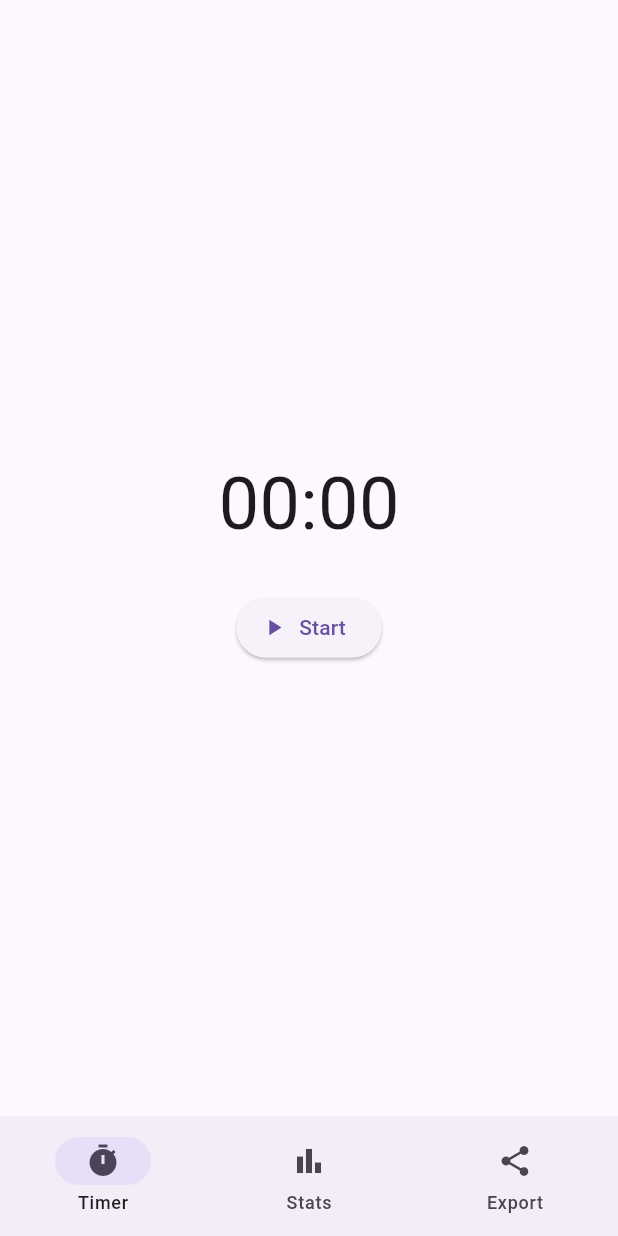
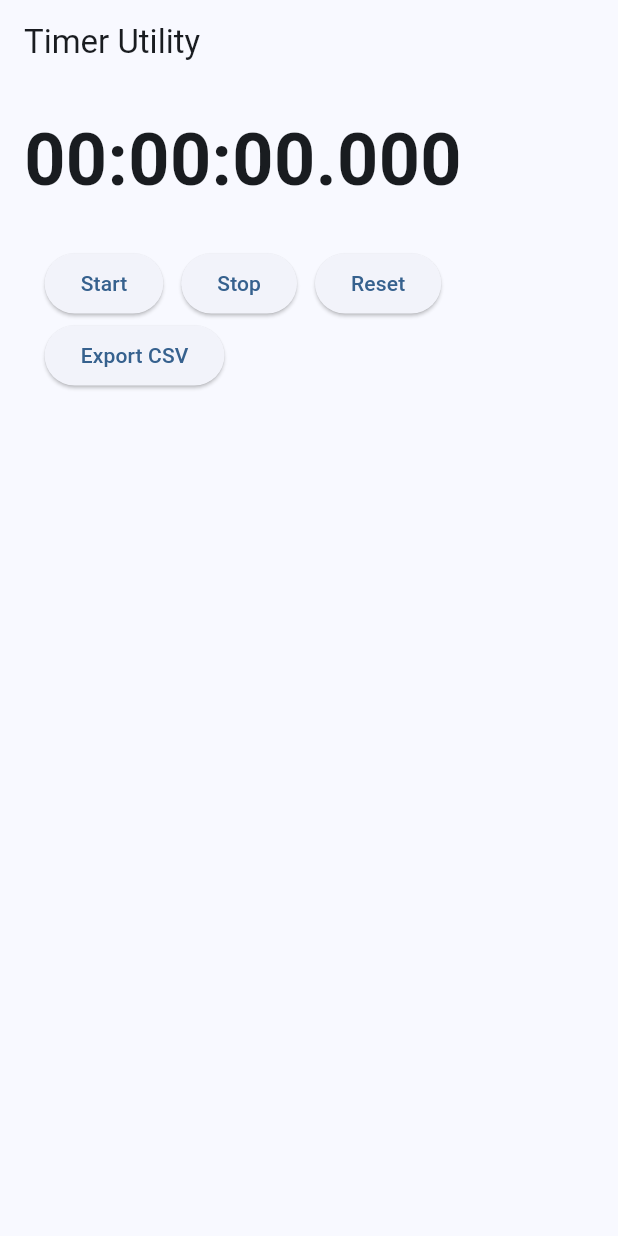
Before and after one commit to Elvis567890/Better, a Flutter app: the screen it shows after launch, on a phone screen of 412 x 824 dp. Run offline on Flutter 3.47's test engine with Material 3 defaults, Android fonts, the light colour scheme and no system bars.

Commit message:
boat: write app/lib/main.dart

```diff
--- a/apps/app/lib/main.dart
+++ b/apps/app/lib/main.dart
@@ -1,115 +1,68 @@
 import 'dart:async';
+import 'dart:io';
 import 'package:flutter/material.dart';
-import 'package:flutter/services.dart';
 
 void main() {
-  runApp(const ProductivityTimerApp());
+  runApp(const MyApp());
 }
 
-class ProductivityTimerApp extends StatelessWidget {
-  const ProductivityTimerApp({super.key});
-
+class MyApp extends StatelessWidget {
+  const MyApp({super.key});
   @override
   Widget build(BuildContext context) {
     return MaterialApp(
       title: 'App',
-      theme: ThemeData(useMaterial3: true),
-      home: const HomeScreen(),
+      theme: ThemeData(
+        useMaterial3: true,
+        colorSchemeSeed: Colors.blue,
+      ),
+      home: const TimerPage(),
     );
   }
 }
 
-class HomeScreen extends StatefulWidget {
-  const HomeScreen({super.key});
-
-  @override
-  State<HomeScreen> createState() => _HomeScreenState();
-}
-
-class _HomeScreenState extends State<HomeScreen> {
-  int _selectedIndex = 0;
-  final List<int> _sessions = [];
-
-  void _addSession(int seconds) {
-    setState(() {
-      _sessions.add(seconds);
-    });
-  }
-
-  @override
-  Widget build(BuildContext context) {
-    final List<Widget> pages = [
-      TimerPage(onSessionComplete: _addSession),
-      StatsPage(sessions: _sessions),
-      ExportPage(sessions: _sessions),
-    ];
-    return Scaffold(
-      body: SessionData(
-        sessions: _sessions,
-        addSession: _addSession,
-        child: pages[_selectedIndex],
-      ),
-      bottomNavigationBar: NavigationBar(
-        selectedIndex: _selectedIndex,
-        onDestinationSelected: (index) => setState(() => _selectedIndex = index),
-        destinations: const [
-          NavigationDestination(icon: Icon(Icons.timer), label: 'Timer'),
-          NavigationDestination(icon: Icon(Icons.bar_chart), label: 'Stats'),
-          NavigationDestination(icon: Icon(Icons.share), label: 'Export'),
-        ],
-      ),
-    );
-  }
-}
-
-// Inherited widget to expose session data to any child
-class SessionData extends InheritedWidget {
-  final List<int> sessions;
-  final void Function(int) addSession;
-
-  const SessionData({
-    required this.sessions,
-    required this.addSession,
-    required super.child,
-  });
-
-  static SessionData of(BuildContext context) {
-    final SessionData? result = context.dependOnInheritedWidgetOfExactType<SessionData>();
-    assert(result != null, 'No SessionData found in context');
-    return result!;
-  }
-
-  @override
-  bool updateShouldNotify(SessionData old) => sessions != old.sessions;
-}
-
 class TimerPage extends StatefulWidget {
-  final void Function(int) onSessionComplete;
-  const TimerPage({required this.onSessionComplete, super.key});
-
+  const TimerPage({super.key});
   @override
   State<TimerPage> createState() => _TimerPageState();
 }
 
 class _TimerPageState extends State<TimerPage> {
-  bool _running = false;
-  int _seconds = 0;
+  final Stopwatch _stopwatch = Stopwatch();
   Timer? _timer;
 
   void _start() {
-    setState(() {
-      _running = true;
-      _seconds = 0;
-    });
-    _timer = Timer.periodic(const Duration(seconds: 1), (_) {
-      setState(() => _seconds++);
-    });
+    if (!_stopwatch.isRunning) {
+      _stopwatch.start();
+      _timer = Timer.periodic(const Duration(milliseconds: 100), (_) {
+        setState(() {});
+      });
+    }
   }
 
   void _stop() {
-    _timer?.cancel();
-    setState(() => _running = false);
-    widget.onSessionComplete(_seconds);
+    if (_stopwatch.isRunning) {
+      _stopwatch.stop();
+      _timer?.cancel();
+    }
+  }
+
+  void _reset() {
+    _stop();
+    _stopwatch.reset();
+    setState(() {});
+  }
+
+  Future<void> _exportCsv() async {
+    final timestamp = DateTime.now().toIso8601String();
+    final elapsed = _stopwatch.elapsed.inSeconds;
+    final csv = 'Timestamp,ElapsedSeconds\\n$timestamp,$elapsed\\n';
+    final file = File('${Directory.systemTemp.path}/timer_export_${DateTime.now().millisecondsSinceEpoch}.csv');
+    await file.writeAsString(csv);
+    if (!mounted) return;
+    ScaffoldMessenger.of(context).showSnackBar(
+      SnackBar(content: Text('CSV exported to ${file.path}')),
+    );
   }
 
   @override
@@ -118,116 +71,50 @@ class _TimerPageState extends State<TimerPage> {
     super.dispose();
   }
 
-  @override
-  Widget build(BuildContext context) {
-    final minutes = _seconds ~/ 60;
-    final secs = _seconds % 60;
-    return Center(
-      child: Column(
-        mainAxisAlignment: MainAxisAlignment.center,
-        children: [
-          Text(
-            '${minutes.toString().padLeft(2, '0')}:${secs.toString().padLeft(2, '0')}',
-            style: const TextStyle(fontSize: 48),
-          ),
-          const SizedBox(height: 24),
-          _running
-              ? ElevatedButton.icon(
-                  onPressed: _stop,
-                  icon: const Icon(Icons.stop),
-                  label: const Text('Stop'),
-                )
-              : ElevatedButton.icon(
-                  onPressed: _start,
-                  icon: const Icon(Icons.play_arrow),
-                  label: const Text('Start'),
-                ),
-        ],
-      ),
-    );
-  }
-}
-
-class StatsPage extends StatelessWidget {
-  final List<int> sessions;
-  const StatsPage({required this.sessions, super.key});
-
-  @override
-  Widget build(BuildContext context) {
-    final totalSeconds = sessions.fold<int>(0, (a, b) => a + b);
-    final totalMinutes = totalSeconds ~/ 60;
-    final remainingSeconds = totalSeconds % 60;
-    return Scaffold(
-      appBar: AppBar(title: const Text('Stats')),
-      body: Column(
-        children: [
-          Padding(
-            padding: const EdgeInsets.all(16.0),
-            child: Text(
-              'Total time: ${totalMinutes}m ${remainingSeconds}s',
-              style: const TextStyle(fontSize: 24),
-            ),
-          ),
-          const Divider(),
-          Expanded(
-            child: ListView.builder(
-              itemCount: sessions.length,
-              itemBuilder: (context, index) {
-                final sec = sessions[index];
-                final min = sec ~/ 60;
-                final s = sec % 60;
-                return ListTile(
-                  title: Text('Session ${index + 1}: ${min}m ${s}s'),
-                );
-              },
-            ),
-          ),
-        ],
-      ),
-    );
-  }
-}
-
-class ExportPage extends StatelessWidget {
-  final List<int> sessions;
-  const ExportPage({required this.sessions, super.key});
-
-  String _generateCsv() {
-    final buffer = StringBuffer('Session,Minutes,Seconds\n');
-    for (var i = 0; i < sessions.length; i++) {
-      final sec = sessions[i];
-      final min = sec ~/ 60;
-      final s = sec % 60;
-      buffer.writeln('${i + 1},$min,$s');
-    }
-    return buffer.toString();
+  String get _formattedTime {
+    final elapsed = _stopwatch.elapsed;
+    final hours = elapsed.inHours.toString().padLeft(2, '0');
+    final minutes = (elapsed.inMinutes % 60).toString().padLeft(2, '0');
+    final seconds = (elapsed.inSeconds % 60).toString().padLeft(2, '0');
+    final milliseconds = (elapsed.inMilliseconds % 1000).toString().padLeft(3, '0');
+    return '$hours:$minutes:$seconds.$milliseconds';
   }
 
   @override
   Widget build(BuildContext context) {
-    final csv = _generateCsv();
     return Scaffold(
-      appBar: AppBar(title: const Text('Export')),
+      appBar: AppBar(
+        title: const Text('Timer Utility'),
+      ),
       body: Padding(
         padding: const EdgeInsets.all(16.0),
         child: Column(
           children: [
-            const Text('CSV Export', style: TextStyle(fontSize: 20)),
-            const SizedBox(height: 12),
-            Expanded(
-              child: SingleChildScrollView(
-                child: SelectableText(csv),
-              ),
+            Text(
+              _formattedTime,
+              style: const TextStyle(fontSize: 48, fontWeight: FontWeight.bold),
             ),
-            ElevatedButton.icon(
-              onPressed: () {
-                Clipboard.setData(ClipboardData(text: csv));
-                ScaffoldMessenger.of(context).showSnackBar(
-                  const SnackBar(content: Text('CSV copied to clipboard')),
-                );
-              },
-              icon: const Icon(Icons.copy),
-              label: const Text('Copy to Clipboard'),
+            const SizedBox(height: 24),
+            Wrap(
+              spacing: 12,
+              children: [
+                ElevatedButton(
+                  onPressed: _start,
+                  child: const Text('Start'),
+                ),
+                ElevatedButton(
+                  onPressed: _stop,
+                  child: const Text('Stop'),
+                ),
+                ElevatedButton(
+                  onPressed: _reset,
+                  child: const Text('Reset'),
+                ),
+                ElevatedButton(
+                  onPressed: _exportCsv,
+                  child: const Text('Export CSV'),
+                ),
+              ],
             ),
           ],
         ),
```
